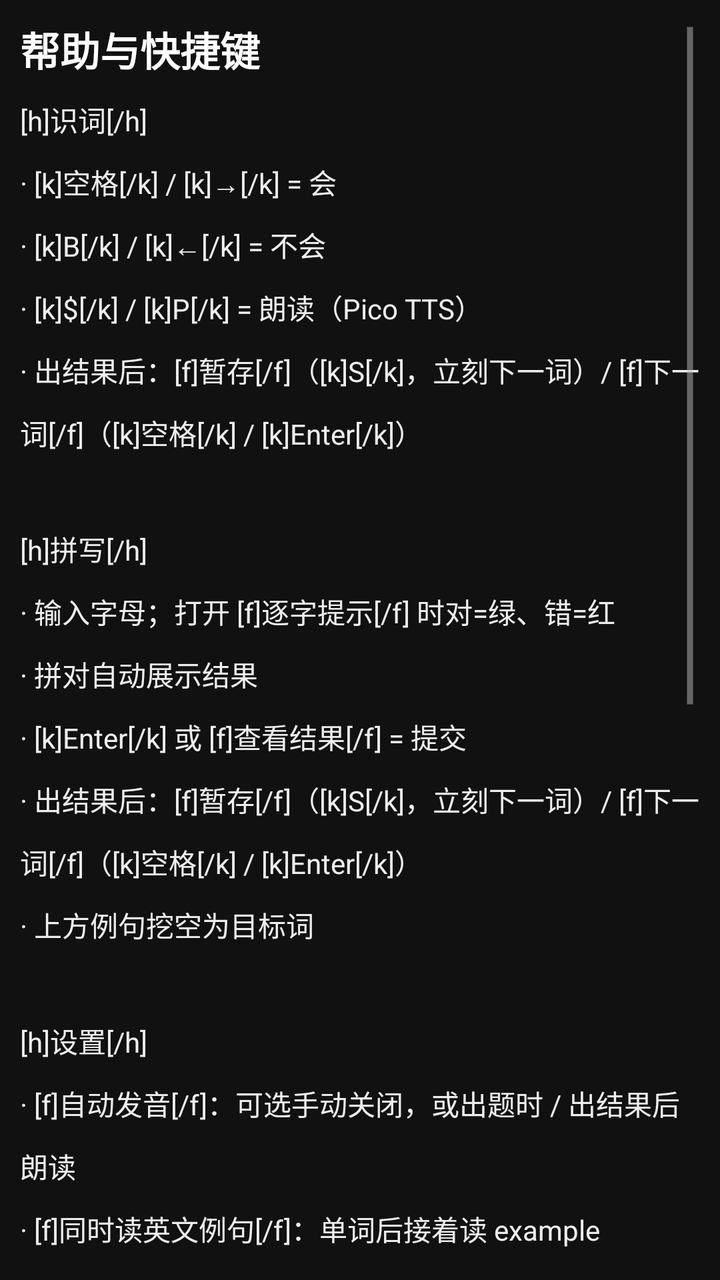
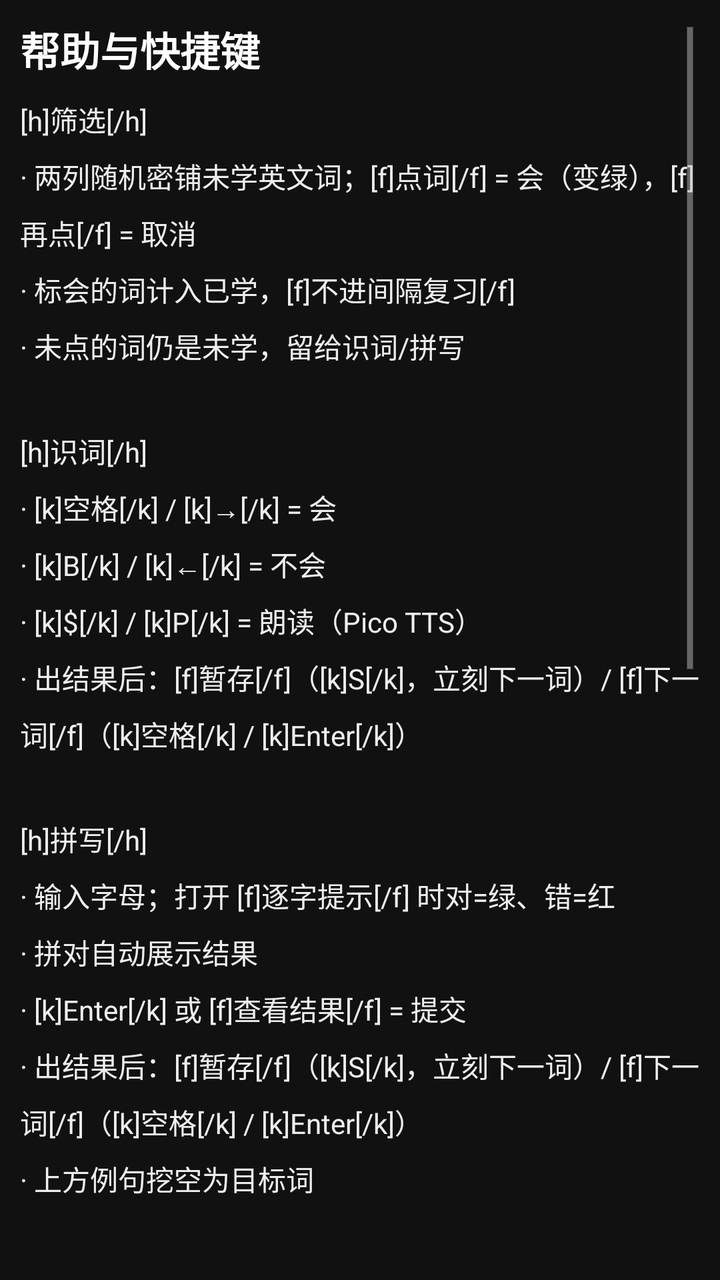

Before-and-after screenshots of an Android layout around one commit, followed by the original layout XML and the change that was made.
<!-- AndroidManifest.xml: application theme AppTheme -->
<!-- res/layout/activity_help.xml -->
<?xml version="1.0" encoding="utf-8"?>
<ScrollView xmlns:android="http://schemas.android.com/apk/res/android"
    android:layout_width="match_parent"
    android:layout_height="match_parent"
    android:background="@color/bg"
    android:padding="10dp">

    <LinearLayout
        android:layout_width="match_parent"
        android:layout_height="wrap_content"
        android:orientation="vertical">

        <TextView
            android:layout_width="match_parent"
            android:layout_height="wrap_content"
            android:text="@string/help_title"
            android:textColor="@color/word"
            android:textSize="20sp"
            android:textStyle="bold" />

        <TextView
            android:id="@+id/helpBody"
            android:layout_width="match_parent"
            android:layout_height="wrap_content"
            android:layout_marginTop="10dp"
            android:gravity="left|top"
            android:lineSpacingExtra="8dp"
            android:lineSpacingMultiplier="1.15"
            android:text="@string/help_body"
            android:textColor="@color/text"
            android:textSize="14sp" />
    </LinearLayout>
</ScrollView>
<!-- resources referenced by this layout -->
<resources>
  <color name="bg">#FF111111</color>
  <color name="text">#FFEEEEEE</color>
  <color name="word">#FFFFFFFF</color>
  <string name="help_body">[h]识词[/h]\n· [k]空格[/k] / [k]→[/k] = 会\n· [k]B[/k] / [k]←[/k] = 不会\n· [k]$[/k] / [k]P[/k] = 朗读（Pico TTS）\n· 出结果后：[f]暂存[/f]（[k]S[/k]，立刻下一词）/ [f]下一词[/f]（[k]空格[/k] / [k]Enter[/k]）\n\n[h]拼写[/h]\n· 输入字母；打开 [f]逐字提示[/f] 时对=绿、错=红\n· 拼对自动展示结果\n· [k]Enter[/k] 或 [f]查看结果[/f] = 提交\n· 出结果后：[f]暂存[/f]（[k]S[/k]，立刻下一词）/ [f]下一词[/f]（[k]空格[/k] / [k]Enter[/k]）\n· 上方例句挖空为目标词\n\n[h]设置[/h]\n· [f]自动发音[/f]：可选手动关闭，或出题时 / 出结果后朗读\n· [f]同时读英文例句[/f]：单词后接着读 example\n· 手动朗读始终可用 [k]$[/k] / [k]P[/k]\n\n[h]学习机制[/h]\n· 不会：约 3 分钟后再入队，不立刻重复\n· [f]暂存[/f]：约 30 分钟后再加强，不挡新词\n· 出词顺序：到期不会 → 到期已会 → 未学新词 → 到期暂存\n· 会：清除暂存，间隔加长（约 1天→3天→7天→14天→30天）\n\n[h]词库[/h]\n· 主页 [f]切换词库[/f] 可选内置初中/高中/四级/六级/考研（由易到难）\n· 也可从文件导入；若权限失败请用内置词库\n· 已学进度按单词全局保存，切换词库不会清空\n· [f]导入导出[/f]：导出/导入 .vprg（含 App 版本与时间，机器可读压缩格式）</string>
  <string name="help_title">帮助与快捷键</string>
  <style name="AppTheme" parent="android:Theme.Holo.NoActionBar">
          <item name="android:windowBackground">@color/bg</item>
          <item name="android:colorBackground">@color/bg</item>
          <item name="android:textColor">@color/text</item>
          <item name="android:textColorPrimary">@color/text</item>
          <item name="android:textColorHint">@color/text_dim</item>
          <item name="android:editTextColor">@color/text</item>
      </style>
  <color name="text_dim">#FF9A9A9A</color>
</resources>

<!-- the commit's change to res/layout/activity_help.xml (unified diff, before → after) -->
@@ -24,8 +24,8 @@
             android:layout_height="wrap_content"
             android:layout_marginTop="10dp"
             android:gravity="left|top"
-            android:lineSpacingExtra="8dp"
-            android:lineSpacingMultiplier="1.15"
+            android:lineSpacingExtra="6dp"
+            android:lineSpacingMultiplier="1.1"
             android:text="@string/help_body"
             android:textColor="@color/text"
             android:textSize="14sp" />
<!-- resource entries referenced after the edit -->
@@ -3,7 +3,7 @@
   <color name="bg">#FF111111</color>
   <color name="text">#FFEEEEEE</color>
   <color name="word">#FFFFFFFF</color>
-  <string name="help_body">[h]识词[/h]\n· [k]空格[/k] / [k]→[/k] = 会\n· [k]B[/k] / [k]←[/k] = 不会\n· [k]$[/k] / [k]P[/k] = 朗读（Pico TTS）\n· 出结果后：[f]暂存[/f]（[k]S[/k]，立刻下一词）/ [f]下一词[/f]（[k]空格[/k] / [k]Enter[/k]）\n\n[h]拼写[/h]\n· 输入字母；打开 [f]逐字提示[/f] 时对=绿、错=红\n· 拼对自动展示结果\n· [k]Enter[/k] 或 [f]查看结果[/f] = 提交\n· 出结果后：[f]暂存[/f]（[k]S[/k]，立刻下一词）/ [f]下一词[/f]（[k]空格[/k] / [k]Enter[/k]）\n· 上方例句挖空为目标词\n\n[h]设置[/h]\n· [f]自动发音[/f]：可选手动关闭，或出题时 / 出结果后朗读\n· [f]同时读英文例句[/f]：单词后接着读 example\n· 手动朗读始终可用 [k]$[/k] / [k]P[/k]\n\n[h]学习机制[/h]\n· 不会：约 3 分钟后再入队，不立刻重复\n· [f]暂存[/f]：约 30 分钟后再加强，不挡新词\n· 出词顺序：到期不会 → 到期已会 → 未学新词 → 到期暂存\n· 会：清除暂存，间隔加长（约 1天→3天→7天→14天→30天）\n\n[h]词库[/h]\n· 主页 [f]切换词库[/f] 可选内置初中/高中/四级/六级/考研（由易到难）\n· 也可从文件导入；若权限失败请用内置词库\n· 已学进度按单词全局保存，切换词库不会清空\n· [f]导入导出[/f]：导出/导入 .vprg（含 App 版本与时间，机器可读压缩格式）</string>
+  <string name="help_body">[h]筛选[/h]\n· 两列随机密铺未学英文词；[f]点词[/f] = 会（变绿），[f]再点[/f] = 取消\n· 标会的词计入已学，[f]不进间隔复习[/f]\n· 未点的词仍是未学，留给识词/拼写\n\n[h]识词[/h]\n· [k]空格[/k] / [k]→[/k] = 会\n· [k]B[/k] / [k]←[/k] = 不会\n· [k]$[/k] / [k]P[/k] = 朗读（Pico TTS）\n· 出结果后：[f]暂存[/f]（[k]S[/k]，立刻下一词）/ [f]下一词[/f]（[k]空格[/k] / [k]Enter[/k]）\n\n[h]拼写[/h]\n· 输入字母；打开 [f]逐字提示[/f] 时对=绿、错=红\n· 拼对自动展示结果\n· [k]Enter[/k] 或 [f]查看结果[/f] = 提交\n· 出结果后：[f]暂存[/f]（[k]S[/k]，立刻下一词）/ [f]下一词[/f]（[k]空格[/k] / [k]Enter[/k]）\n· 上方例句挖空为目标词\n\n[h]设置[/h]\n· [f]自动发音[/f]：可选手动关闭，或出题时 / 出结果后朗读\n· [f]同时读英文例句[/f]：单词后接着读 example\n· 手动朗读始终可用 [k]$[/k] / [k]P[/k]\n\n[h]学习机制[/h]\n· 不会：约 3 分钟后再入队，不立刻重复\n· [f]暂存[/f]：约 30 分钟后再加强，不挡新词\n· 出词顺序：到期不会 → 到期已会 → 未学新词 → 到期暂存\n· 会：清除暂存，间隔加长（约 1天→3天→7天→14天→30天）\n\n[h]词库[/h]\n· 主页 [f]切换词库[/f] 可选内置初中/高中/四级/六级/考研（由易到难）\n· 也可从文件导入；若权限失败请用内置词库\n· 已学进度按单词全局保存，切换词库不会清空\n· [f]导入导出[/f]：导出/导入 .vprg（含 App 版本与时间，机器可读压缩格式）</string>
   <string name="help_title">帮助与快捷键</string>
   <style name="AppTheme" parent="android:Theme.Holo.NoActionBar">
           <item name="android:windowBackground">@color/bg</item>
